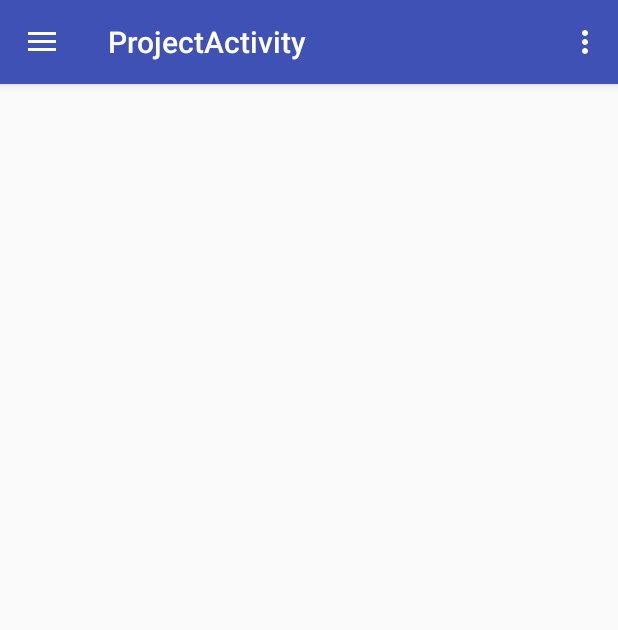
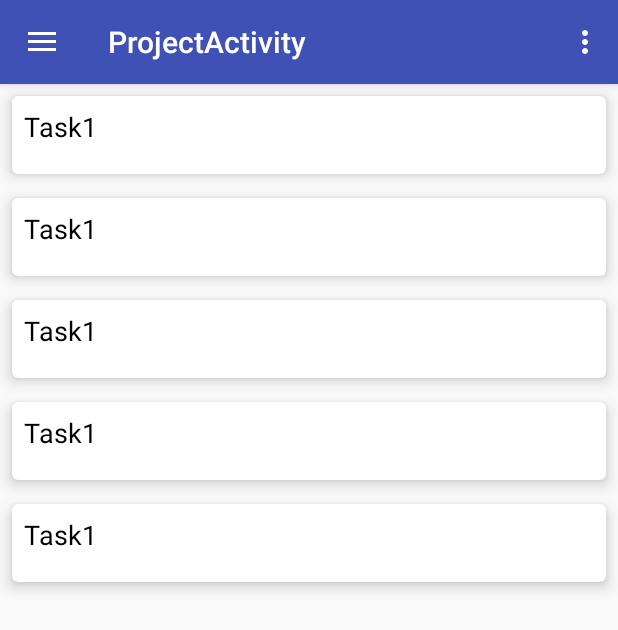
Before and after one commit to AlexSicoe/Clepsydra, an Android app: the KanbanFragment screen opened directly, with no data from a screen before it, on a phone screen of 412 x 824 dp. Shown: the top 630 px of the screen. Run offline under Robolectric (Android 15) with nearby library versions, the phone set to English and light mode, and no system bars; our stand-ins replace ButterKnife, Firebase (no records; nobody signed in at launch, a user with empty details on screens opened directly), Picasso; 4 statements that could not run were skipped.

Commit message:
1 bug fixed, 2 bugs found

```diff
--- a/app/src/main/java/ro/alexsicoe/clepsydra/controller/fragment/KanbanFragment.java
+++ b/app/src/main/java/ro/alexsicoe/clepsydra/controller/fragment/KanbanFragment.java
@@ -3,29 +3,35 @@ package ro.alexsicoe.clepsydra.controller.fragment;
 import android.content.Context;
 import android.os.Bundle;
 import android.support.v4.app.Fragment;
+import android.support.v7.widget.LinearLayoutManager;
+import android.support.v7.widget.RecyclerView;
 import android.view.LayoutInflater;
 import android.view.View;
 import android.view.ViewGroup;
 
 import com.google.firebase.firestore.FirebaseFirestore;
 
-import java.util.LinkedList;
+import java.util.ArrayList;
+import java.util.List;
 
+import butterknife.BindView;
 import butterknife.ButterKnife;
 import butterknife.Unbinder;
 import ro.alexsicoe.clepsydra.R;
 import ro.alexsicoe.clepsydra.model.Task;
-import ro.alexsicoe.clepsydra.view.recyclerView.kanbanBoard.CardRecyclerViewAdapter;
+import ro.alexsicoe.clepsydra.view.recyclerView.kanbanBoard.TaskRecyclerViewAdapter;
 
 public class KanbanFragment extends Fragment {
     private static final String ARG_PROJECT_ID = "param1";
 
     private String projectId;
-    private LinkedList<Task> tasks;
+    @BindView(R.id.recyclerViewKanban)
+    RecyclerView recyclerView;
 
     private Unbinder unbinder;
     private FirebaseFirestore db;
-    private CardRecyclerViewAdapter adapter;
+    private List<Task> tasks;
+    private TaskRecyclerViewAdapter adapter;
 
     public KanbanFragment() {
         // Required empty public constructor
@@ -54,10 +60,14 @@ public class KanbanFragment extends Fragment {
         unbinder = ButterKnife.bind(this, view);
         //getAccountDetails(context);
 
+
         db = FirebaseFirestore.getInstance();
-        tasks = new LinkedList<>();
-        adapter = new CardRecyclerViewAdapter(context, tasks, "Titlu");
+        tasks = new ArrayList<>();
+        adapter = new TaskRecyclerViewAdapter(getContext(), tasks);
+        recyclerView.setLayoutManager(new LinearLayoutManager(getContext()));
+        recyclerView.setAdapter(adapter);
         readMockTasks();
+
 
         return view;
     }
@@ -67,12 +77,13 @@ public class KanbanFragment extends Fragment {
     }
 
     private void readMockTasks() {
+        tasks.clear();
         for (int i = 0; i < 5; i++) {
             Task.Phase phase = new Task.Phase("In progress");
             Task task = new Task("000", "Task1", phase);
-            tasks.addLast(task);
+            tasks.add(task);
         }
-        adapter.notifyDataSetChanged();
+        recyclerView.getAdapter().notifyDataSetChanged();
     }
 
 }
--- a/app/src/main/java/ro/alexsicoe/clepsydra/controller/fragment/ProjectListFragment.java
+++ b/app/src/main/java/ro/alexsicoe/clepsydra/controller/fragment/ProjectListFragment.java
@@ -74,9 +74,6 @@ public class ProjectListFragment extends Fragment {
         return fragment;
     }
 
-    public RecyclerView getRecyclerView() {
-        return recyclerView;
-    }
 
     @Override
     public void onCreate(@Nullable Bundle savedInstanceState) {
--- a/app/src/main/java/ro/alexsicoe/clepsydra/view/recyclerView/kanbanBoard/CardRecyclerViewAdapter.java
+++ b/app/src/main/java/ro/alexsicoe/clepsydra/view/recyclerView/kanbanBoard/TaskRecyclerViewAdapter.java
@@ -21,24 +21,17 @@ import butterknife.ButterKnife;
 import ro.alexsicoe.clepsydra.R;
 import ro.alexsicoe.clepsydra.model.Task;
 
-public class CardRecyclerViewAdapter extends RecyclerView.Adapter<CardRecyclerViewAdapter.ViewHolder> {
-    public static final String TAG = CardRecyclerViewAdapter.class.getSimpleName();
+public class TaskRecyclerViewAdapter extends RecyclerView.Adapter<TaskRecyclerViewAdapter.ViewHolder> {
+    public static final String TAG = TaskRecyclerViewAdapter.class.getSimpleName();
     TextView tvHeader;
     ArrayList<View> extraViews;
     private Context context;
     private List<Task> items;
     private String header;
 
-    public CardRecyclerViewAdapter(Context context, List<Task> items, String header) {
+    public TaskRecyclerViewAdapter(Context context, List<Task> items) {
         this.context = context;
         this.items = items;
-        this.header = header;
-
-//        tvHeader = new TextView(context);
-//        tvHeader.setText(header);
-//
-//        extraViews = new ArrayList<>();
-//        extraViews.add(tvHeader);
     }
 
     @NonNull
@@ -46,9 +39,6 @@ public class CardRecyclerViewAdapter extends RecyclerView.Adapter<CardRecyclerVi
     public ViewHolder onCreateViewHolder(@NonNull ViewGroup parent, int viewType) {
         View view = LayoutInflater.from(parent.getContext())
                 .inflate(R.layout.list_item_task, parent, false);
-
-//        view.addTouchables(extraViews);
-
         return new ViewHolder(view);
     }
 
@@ -88,7 +78,10 @@ public class CardRecyclerViewAdapter extends RecyclerView.Adapter<CardRecyclerVi
             tvTaskName.setText(name);
             tvTaskDescription.setText(description);
 
-            cardView.addView(tvTaskName); //
+
+            Toast.makeText(context, "been here", Toast.LENGTH_SHORT).show();
+
+            cardView.addView(tvTaskName); //FIXME
             cardView.addView(tvTaskDescription);
 
 
@@ -101,15 +94,6 @@ public class CardRecyclerViewAdapter extends RecyclerView.Adapter<CardRecyclerVi
                 return true;
             });
 
-            itemView.setOnDragListener((v, event) -> {
-                Toast.makeText(context, "DRAG", Toast.LENGTH_SHORT).show();
-                return false;
-            });
-
-            itemView.setOnHoverListener((v, event) -> {
-                Toast.makeText(context, "HOVER", Toast.LENGTH_SHORT).show();
-                return false;
-            });
         }
     }
 }
--- a/app/src/main/res/layout/fragment_kanban.xml
+++ b/app/src/main/res/layout/fragment_kanban.xml
@@ -7,7 +7,7 @@
     android:orientation="horizontal">
 
     <android.support.v7.widget.RecyclerView
-        android:id="@+id/recyclerView"
+        android:id="@+id/recyclerViewKanban"
         android:layout_width="match_parent"
         android:layout_height="match_parent" />
 
--- a/app/src/main/res/layout/list_item_task.xml
+++ b/app/src/main/res/layout/list_item_task.xml
@@ -3,9 +3,13 @@
 
 <android.support.v7.widget.CardView xmlns:android="http://schemas.android.com/apk/res/android"
     xmlns:tools="http://schemas.android.com/tools"
+    xmlns:app="http://schemas.android.com/apk/res-auto"
     android:id="@+id/cardView"
-    android:layout_width="200dp"
-    android:layout_height="200dp">
+    android:layout_width="match_parent"
+    android:layout_height="wrap_content"
+    android:layout_margin="8dp"
+    app:cardCornerRadius="4dp"
+    app:cardElevation="6dp">
 
     <RelativeLayout
         android:layout_width="wrap_content"
@@ -28,6 +32,8 @@
             android:layout_height="wrap_content"
             android:layout_alignStart="@id/tvTaskName"
             android:layout_below="@id/tvTaskName"
+            android:textColor="@android:color/black"
+            android:textSize="14sp"
             android:ellipsize="end"
             tools:text="@string/lorem_ipsum" />
 
--- a/build.gradle
+++ b/build.gradle
@@ -7,7 +7,7 @@ buildscript {
         jcenter()
     }
     dependencies {
-        classpath 'com.android.tools.build:gradle:3.1.4'
+        classpath 'com.android.tools.build:gradle:3.2.0'
         classpath 'com.google.gms:google-services:4.1.0'
 
 
```
Also changed, not shown: gradle/wrapper/gradle-wrapper.properties.
